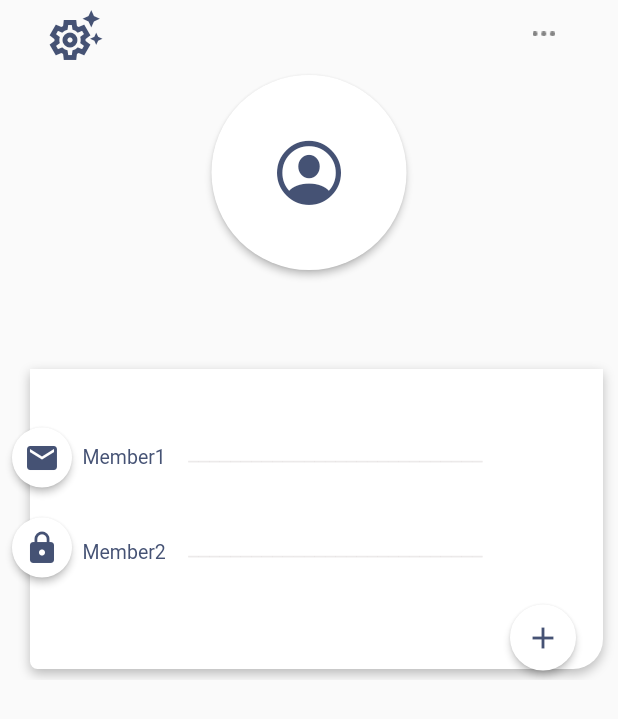
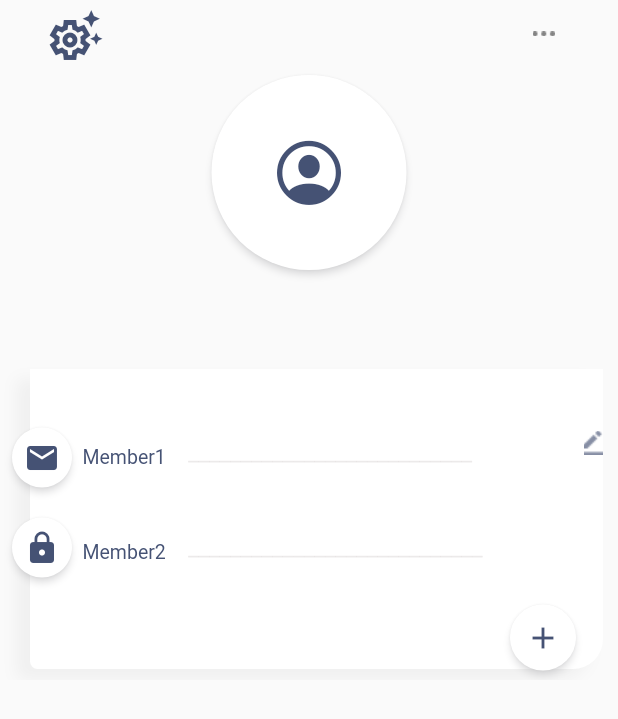
Before and after one commit to MMALI3287/BathScale, a Flutter app: the Account screen opened directly, on a phone screen of 412 x 824 dp. Shown: the top 719 px of the screen. Run offline on Flutter 3.47's test engine with Material 2 defaults, Android fonts, the phone set to English and light mode, and no system bars; our stand-ins replace animated_splash_screen, flutter_lorem, google_fonts, numberpicker; missing offline and left inert: day_night_switcher.

Commit message:
Shadow modified

```diff
--- a/lib/account.dart
+++ b/lib/account.dart
@@ -39,7 +39,7 @@ class _AccountState extends State<Account> {
                             const Color.fromARGB(255, 255, 255, 255),
                         shape: const CircleBorder(),
                         padding: const EdgeInsets.all(40),
-                        //shadowColor: Color.fromARGB(79, 179, 179, 179),
+                        shadowColor: const Color.fromARGB(200, 241, 241, 245),
                       ),
                       child: const Icon(
                         CupertinoIcons.person_crop_circle,
@@ -90,9 +90,9 @@ Widget buildEmail() {
             ),
             boxShadow: [
               BoxShadow(
-                color: Color.fromARGB(64, 0, 0, 0),
-                blurRadius: 6,
-                offset: Offset(0, 3),
+                color: Color.fromARGB(10, 0, 0, 0),
+                blurRadius: 8,
+                offset: Offset(-9, 7),
               )
             ],
           ),
@@ -124,7 +124,7 @@ Widget buildEmail() {
                       child: TextField(
                         decoration: InputDecoration(
                           border: InputBorder.none,
-                          hintText: '____________________________',
+                          hintText: '___________________________',
                           hintStyle: GoogleFonts.openSans(
                             textStyle: const TextStyle(
                               fontSize: 16,
@@ -134,6 +134,13 @@ Widget buildEmail() {
                         ),
                       ),
                     ),
+                  ),
+                  Padding(
+                    padding: const EdgeInsets.only(
+                      top: 20,
+                    ),
+                    child:
+                        Image(image: Image.asset('images/VectorPen.png').image),
                   ),
                 ],
               ),
@@ -188,7 +195,7 @@ Widget buildEmail() {
             backgroundColor: const Color.fromARGB(255, 255, 255, 255),
             shape: const CircleBorder(),
             padding: const EdgeInsets.all(8),
-            shadowColor: const Color.fromARGB(255, 0, 0, 0),
+            shadowColor: const Color.fromARGB(200, 241, 241, 245),
           ),
           child: const Icon(
             Icons.email,
@@ -205,7 +212,7 @@ Widget buildEmail() {
             backgroundColor: const Color.fromARGB(255, 255, 255, 255),
             shape: const CircleBorder(),
             padding: const EdgeInsets.all(8),
-            shadowColor: const Color.fromARGB(255, 0, 0, 0),
+            shadowColor: const Color.fromARGB(200, 241, 241, 245),
           ),
           child: const Icon(
             Icons.lock,
@@ -222,7 +229,7 @@ Widget buildEmail() {
             backgroundColor: const Color.fromARGB(255, 255, 255, 255),
             shape: const CircleBorder(),
             padding: const EdgeInsets.all(10),
-            shadowColor: const Color.fromARGB(255, 0, 0, 0),
+            shadowColor: const Color.fromARGB(200, 241, 241, 245),
           ),
           child: const Icon(
             Icons.add,
--- a/lib/languages.dart
+++ b/lib/languages.dart
@@ -63,9 +63,9 @@ class _LanguagesState extends State<Languages> {
                         ),
                         boxShadow: [
                           BoxShadow(
-                            color: Color.fromARGB(64, 0, 0, 0),
-                            blurRadius: 6,
-                            offset: Offset(0, 2),
+                            color: Color.fromARGB(15, 0, 0, 0),
+                            blurRadius: 9,
+                            offset: Offset(-10, 8),
                           )
                         ],
                       ),
--- a/lib/main.dart
+++ b/lib/main.dart
@@ -19,8 +19,6 @@ class MyApp extends StatelessWidget {
           child: Column(
             mainAxisAlignment: MainAxisAlignment.center,
             children: [
-              // const Expanded(
-              //   child:
               const SizedBox(
                 height: 61,
                 width: 61,
@@ -28,7 +26,6 @@ class MyApp extends StatelessWidget {
                   image: AssetImage('images/logo.png'),
                 ),
               ),
-              // ),
               Text(
                 'BATH SCALE',
                 style: GoogleFonts.poppins(
--- a/lib/myConnectedDevices.dart
+++ b/lib/myConnectedDevices.dart
@@ -80,7 +80,7 @@ class _MyConnectedDevicesState extends State<MyConnectedDevices> {
                         BoxShadow(
                           color: Color.fromARGB(15, 0, 0, 0),
                           blurRadius: 9,
-                          offset: Offset(-10, 8),
+                          offset: Offset(-7, 5),
                         )
                       ],
                     ),
@@ -126,7 +126,7 @@ class _MyConnectedDevicesState extends State<MyConnectedDevices> {
                       backgroundColor: const Color.fromARGB(255, 255, 255, 255),
                       shape: const CircleBorder(),
                       padding: const EdgeInsets.all(8),
-                      shadowColor: Color.fromARGB(150, 0, 0, 0),
+                      shadowColor: const Color.fromARGB(150, 0, 0, 0),
                     ),
                     child: const Icon(
                       Icons.local_dining,
@@ -143,7 +143,7 @@ class _MyConnectedDevicesState extends State<MyConnectedDevices> {
                       backgroundColor: const Color.fromARGB(255, 255, 255, 255),
                       shape: const CircleBorder(),
                       padding: const EdgeInsets.all(8),
-                      shadowColor: Color.fromARGB(150, 0, 0, 0),
+                      shadowColor: const Color.fromARGB(150, 0, 0, 0),
                     ),
                     child: const Icon(
                       Icons.line_weight,
--- a/lib/settings.dart
+++ b/lib/settings.dart
@@ -3,9 +3,11 @@
 import 'package:day_night_switcher/day_night_switcher.dart';
 import 'package:flutter/material.dart';
 import 'package:google_fonts/google_fonts.dart';
+import 'package:wighttrial/account.dart';
 import 'package:wighttrial/changeUnit.dart';
 import 'package:wighttrial/contact.dart';
 import 'package:wighttrial/deleteAccount.dart';
+import 'package:wighttrial/goals.dart';
 import 'package:wighttrial/languages.dart';
 import 'package:wighttrial/myConnectedDevices.dart';
 import 'package:wighttrial/reminder.dart';
@@ -630,7 +632,7 @@ class _settingsState extends State<settings> {
                       onTap: () => Navigator.push(
                         context,
                         MaterialPageRoute(
-                          builder: (context) => const SetGoal(),
+                          builder: (context) => const Goals(),
                         ),
                       ),
                       child: const Image(
```
Also changed, not shown: lib/contact.dart (+5 -6 lines), lib/deleteAccount.dart (+5 -6 lines), lib/reminder.dart (+8 -7 lines), lib/setGoal.dart (+4 -4 lines), images/VectorPen.png (added).
